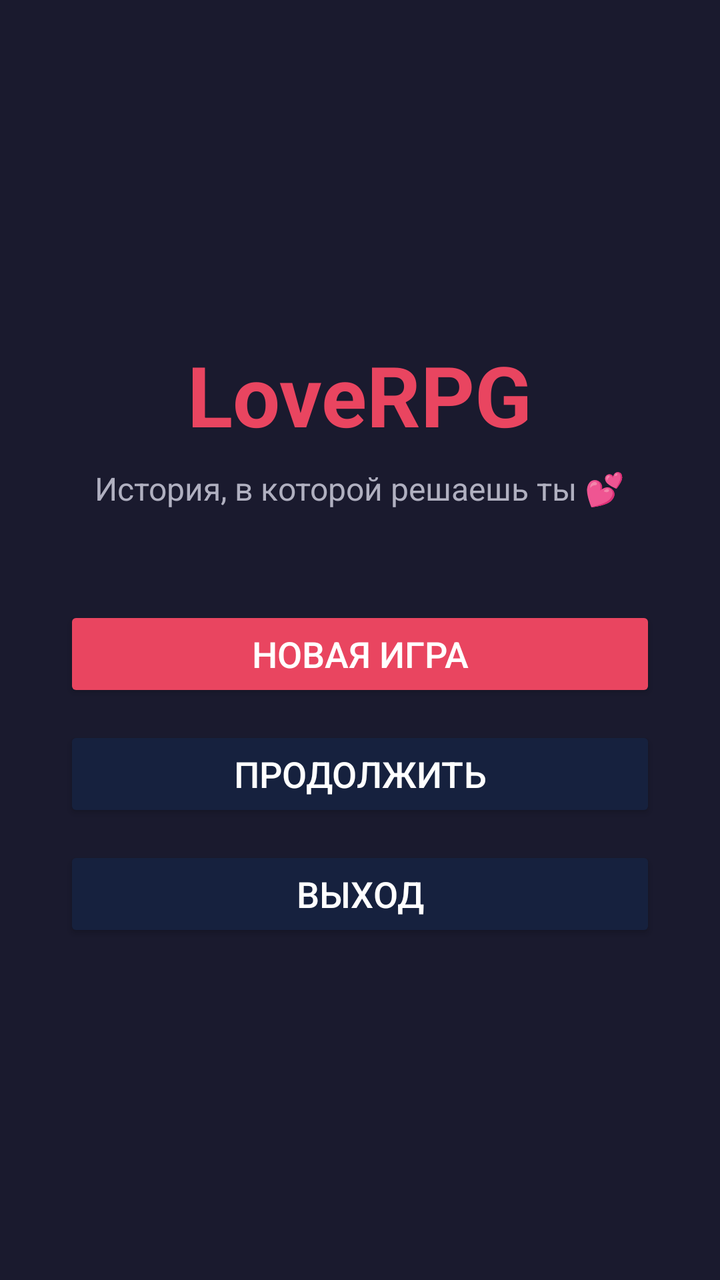
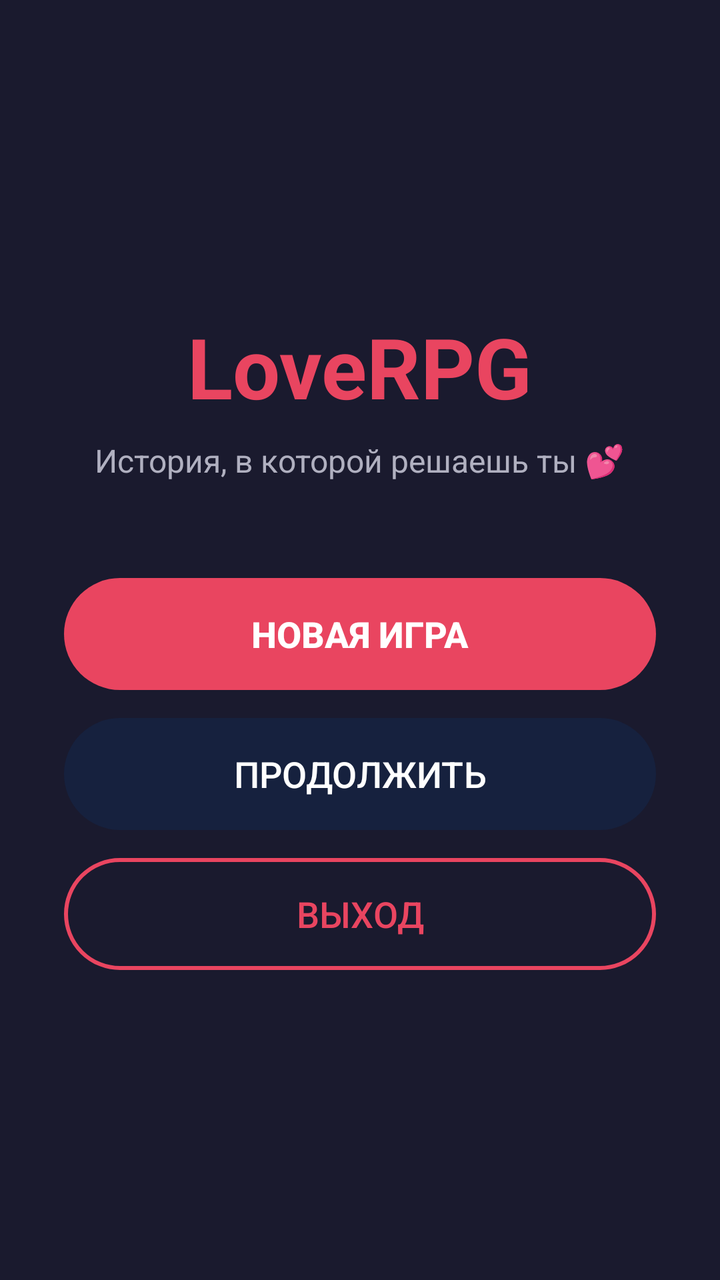

The first picture is an Android layout as it rendered before a commit; the second is the same layout after the commit. The layout source and the unified diff follow.
<!-- AndroidManifest.xml: application theme Theme.LoveRPG -->
<!-- res/layout/activity_main.xml -->
<?xml version="1.0" encoding="utf-8"?>
<LinearLayout xmlns:android="http://schemas.android.com/apk/res/android"
    android:layout_width="match_parent"
    android:layout_height="match_parent"
    android:orientation="vertical"
    android:gravity="center"
    android:background="@color/bg_dark"
    android:padding="32dp">

    <TextView
        android:layout_width="wrap_content"
        android:layout_height="wrap_content"
        android:text="@string/title_menu"
        android:textColor="@color/pink_primary"
        android:textSize="42sp"
        android:textStyle="bold" />

    <TextView
        android:layout_width="wrap_content"
        android:layout_height="wrap_content"
        android:text="@string/subtitle_menu"
        android:textColor="@color/text_dim"
        android:textSize="16sp"
        android:layout_marginTop="8dp"
        android:layout_marginBottom="48dp" />

    <Button
        android:id="@+id/btnNewGame"
        android:layout_width="match_parent"
        android:layout_height="wrap_content"
        android:text="@string/btn_new_game"
        android:textColor="@color/text_light"
        android:backgroundTint="@color/pink_primary"
        android:textSize="18sp"
        android:layout_marginBottom="12dp" />

    <Button
        android:id="@+id/btnContinue"
        android:layout_width="match_parent"
        android:layout_height="wrap_content"
        android:text="@string/btn_continue"
        android:textColor="@color/text_light"
        android:backgroundTint="@color/bg_card"
        android:textSize="18sp"
        android:layout_marginBottom="12dp" />

    <Button
        android:id="@+id/btnExit"
        android:layout_width="match_parent"
        android:layout_height="wrap_content"
        android:text="@string/btn_exit"
        android:textColor="@color/text_light"
        android:backgroundTint="@color/bg_card"
        android:textSize="18sp" />

</LinearLayout>
<!-- resources referenced by this layout -->
<resources>
  <color name="bg_card">#16213E</color>
  <color name="bg_dark">#1A1A2E</color>
  <color name="pink_primary">#E94560</color>
  <color name="text_dim">#B0B0C0</color>
  <color name="text_light">#FFFFFF</color>
  <string name="btn_continue">Продолжить</string>
  <string name="btn_exit">Выход</string>
  <string name="btn_new_game">Новая игра</string>
  <string name="subtitle_menu">История, в которой решаешь ты 💕</string>
  <string name="title_menu">LoveRPG</string>
  <style name="Theme.LoveRPG" parent="Theme.AppCompat.NoActionBar">
          <item name="android:windowBackground">@color/bg_dark</item>
          <item name="android:statusBarColor">@color/bg_dark</item>
          <item name="android:navigationBarColor">@color/bg_dark</item>
          <item name="colorPrimary">@color/pink_primary</item>
          <item name="colorAccent">@color/pink_soft</item>
      </style>
  <color name="pink_soft">#FF6B9D</color>
</resources>

<!-- the commit's change to res/layout/activity_main.xml (unified diff, before → after) -->
@@ -24,33 +24,40 @@
         android:layout_marginTop="8dp"
         android:layout_marginBottom="48dp" />
 
-    <Button
+    <androidx.appcompat.widget.AppCompatButton
         android:id="@+id/btnNewGame"
         android:layout_width="match_parent"
-        android:layout_height="wrap_content"
+        android:layout_height="56dp"
         android:text="@string/btn_new_game"
         android:textColor="@color/text_light"
-        android:backgroundTint="@color/pink_primary"
         android:textSize="18sp"
-        android:layout_marginBottom="12dp" />
+        android:textStyle="bold"
+        android:background="@drawable/bg_btn_pink"
+        android:stateListAnimator="@null"
+        android:elevation="0dp"
+        android:layout_marginBottom="14dp" />
 
-    <Button
+    <androidx.appcompat.widget.AppCompatButton
         android:id="@+id/btnContinue"
         android:layout_width="match_parent"
-        android:layout_height="wrap_content"
+        android:layout_height="56dp"
         android:text="@string/btn_continue"
         android:textColor="@color/text_light"
-        android:backgroundTint="@color/bg_card"
         android:textSize="18sp"
-        android:layout_marginBottom="12dp" />
+        android:background="@drawable/bg_btn_dark"
+        android:stateListAnimator="@null"
+        android:elevation="0dp"
+        android:layout_marginBottom="14dp" />
 
-    <Button
+    <androidx.appcompat.widget.AppCompatButton
         android:id="@+id/btnExit"
         android:layout_width="match_parent"
-        android:layout_height="wrap_content"
+        android:layout_height="56dp"
         android:text="@string/btn_exit"
-        android:textColor="@color/text_light"
-        android:backgroundTint="@color/bg_card"
-        android:textSize="18sp" />
+        android:textColor="@color/pink_primary"
+        android:textSize="18sp"
+        android:background="@drawable/bg_btn_outline"
+        android:stateListAnimator="@null"
+        android:elevation="0dp" />
 
 </LinearLayout>
<!-- resource entries referenced after the edit -->
@@ -1,10 +1,31 @@
 <!-- resources referenced by this layout -->
 <resources>
-  <color name="bg_card">#16213E</color>
   <color name="bg_dark">#1A1A2E</color>
   <color name="pink_primary">#E94560</color>
   <color name="text_dim">#B0B0C0</color>
   <color name="text_light">#FFFFFF</color>
+  <!-- drawable bg_btn_dark (drawable) -->
+  <?xml version="1.0" encoding="utf-8"?>
+  <shape xmlns:android="http://schemas.android.com/apk/res/android"
+      android:shape="rectangle">
+      <solid android:color="@color/bg_card" />
+      <corners android:radius="28dp" />
+  </shape>
+  <!-- drawable bg_btn_outline (drawable) -->
+  <?xml version="1.0" encoding="utf-8"?>
+  <shape xmlns:android="http://schemas.android.com/apk/res/android"
+      android:shape="rectangle">
+      <solid android:color="@android:color/transparent" />
+      <stroke android:width="2dp" android:color="@color/pink_primary" />
+      <corners android:radius="28dp" />
+  </shape>
+  <!-- drawable bg_btn_pink (drawable) -->
+  <?xml version="1.0" encoding="utf-8"?>
+  <shape xmlns:android="http://schemas.android.com/apk/res/android"
+      android:shape="rectangle">
+      <solid android:color="@color/pink_primary" />
+      <corners android:radius="28dp" />
+  </shape>
   <string name="btn_continue">Продолжить</string>
   <string name="btn_exit">Выход</string>
   <string name="btn_new_game">Новая игра</string>
@@ -17,6 +38,7 @@
           <item name="colorPrimary">@color/pink_primary</item>
           <item name="colorAccent">@color/pink_soft</item>
       </style>
+  <color name="bg_card">#16213E</color>
   <color name="pink_soft">#FF6B9D</color>
 </resources>
 
